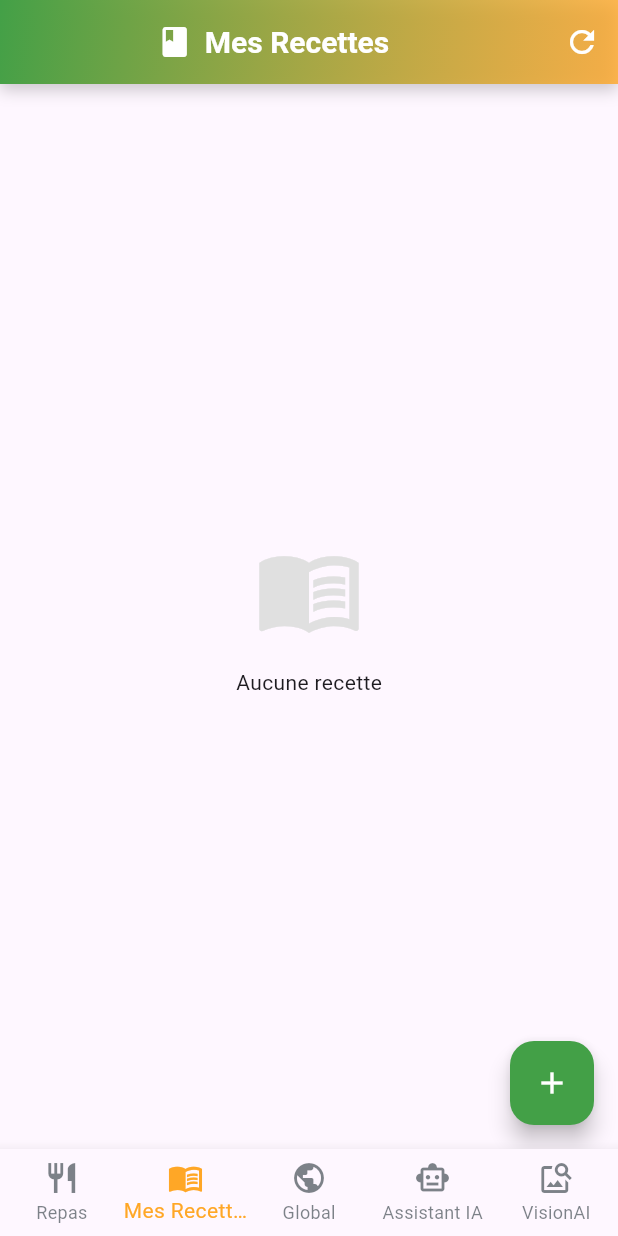
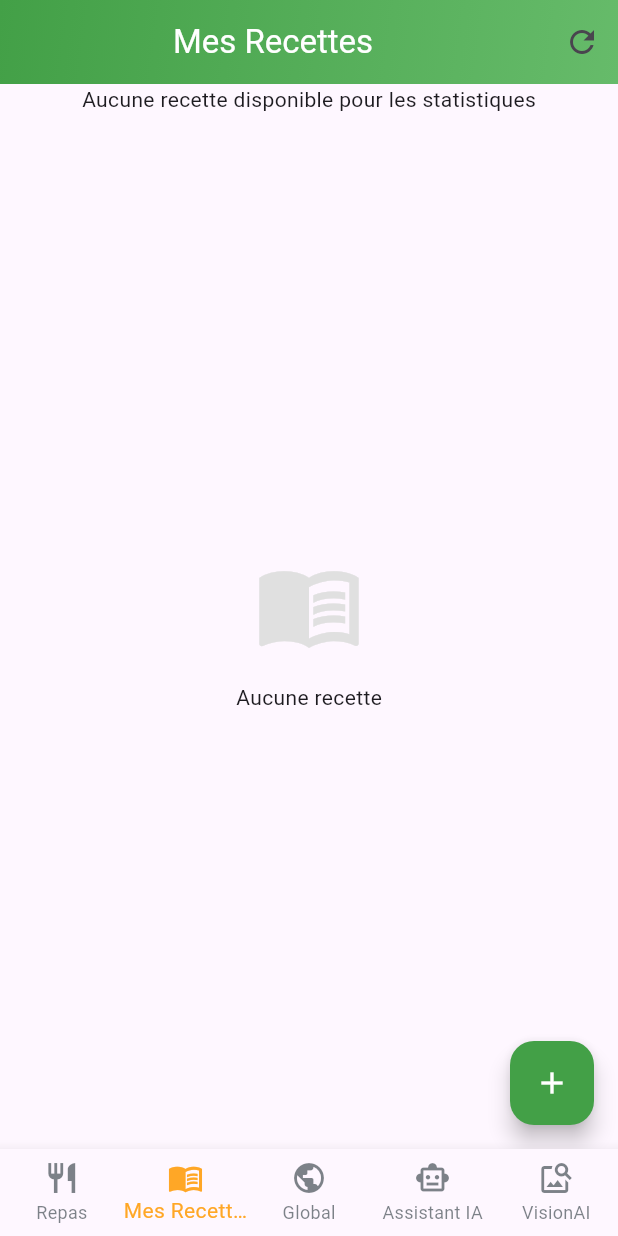
Before and after one commit to monta100/Projet_Mobile, a Flutter app: the screen it shows after launch, item 2 of the bottom bar chosen, on a phone screen of 412 x 824 dp. Run offline on Flutter 3.47's test engine with Material 3 defaults, Android fonts, the light colour scheme and no system bars; our stand-ins replace animate_do, flutter_tts, image_picker, shared_preferences, sqflite; accounts and stored records are empty.

Commit message:
Add sorting and summary stats to recipe screen
Introduced a dropdown for sorting recipes by name or calories and added a summary section displaying published, draft counts, and average calories. Refactored the grid view and improved error handling and UI consistency.

```diff
--- a/app_nutrition/lib/Screens/my_recettes_screen.dart
+++ b/app_nutrition/lib/Screens/my_recettes_screen.dart
@@ -29,6 +29,8 @@ class _MyRecettesScreenState extends State<MyRecettesScreen> {
   bool _isRefreshing = false; // Indicateur pour l'animation de rafraîchissement
   String _searchQuery = '';
 
+  String _sortOption = 'Nom (A-Z)';
+
   @override
   void initState() {
     super.initState();
@@ -46,7 +48,7 @@ class _MyRecettesScreenState extends State<MyRecettesScreen> {
     super.dispose();
   }
 
-  void _load() {
+  Future<void> _load() async {
     setState(() {
       _future = _service.getUserRecettes(_currentUserId);
     });
@@ -105,6 +107,51 @@ class _MyRecettesScreenState extends State<MyRecettesScreen> {
     }
   }
 
+  void _sortRecettes(List<Recette> recettes) {
+    switch (_sortOption) {
+      case 'Nom (A-Z)':
+        recettes.sort((a, b) => a.nom.compareTo(b.nom));
+        break;
+      case 'Nom (Z-A)':
+        recettes.sort((a, b) => b.nom.compareTo(a.nom));
+        break;
+      case 'Calories (croissant)':
+        recettes.sort((a, b) => a.calories.compareTo(b.calories));
+        break;
+      case 'Calories (décroissant)':
+        recettes.sort((a, b) => b.calories.compareTo(a.calories));
+        break;
+    }
+  }
+
+  Widget _buildSortDropdown() {
+    return Padding(
+      padding: const EdgeInsets.all(8.0),
+      child: DropdownButton<String>(
+        value: _sortOption,
+        onChanged: (value) {
+          if (value != null) {
+            setState(() {
+              _sortOption = value;
+            });
+          }
+        },
+        items: const [
+          DropdownMenuItem(value: 'Nom (A-Z)', child: Text('Nom (A-Z)')),
+          DropdownMenuItem(value: 'Nom (Z-A)', child: Text('Nom (Z-A)')),
+          DropdownMenuItem(
+            value: 'Calories (croissant)',
+            child: Text('Calories (croissant)'),
+          ),
+          DropdownMenuItem(
+            value: 'Calories (décroissant)',
+            child: Text('Calories (décroissant)'),
+          ),
+        ],
+      ),
+    );
+  }
+
   double _aspectFor(int crossAxisCount) {
     if (crossAxisCount <= 2) return 0.8;
     if (crossAxisCount == 3) return 0.85;
@@ -118,43 +165,23 @@ class _MyRecettesScreenState extends State<MyRecettesScreen> {
         title: Row(
           mainAxisAlignment: MainAxisAlignment.center,
           children: [
-            const Icon(Icons.book, color: Colors.white),
-            const SizedBox(width: 8),
-            Text(
-              'Mes Recettes',
-              style: const TextStyle(
-                fontFamily: 'Roboto',
-                fontWeight: FontWeight.bold,
-                fontSize: 20,
-                color: Colors.white,
-              ),
-            ),
+            const Text('Mes Recettes', style: TextStyle(color: Colors.white)),
           ],
         ),
         centerTitle: true,
         actions: [
           IconButton(
-            icon: const Icon(Icons.refresh, color: Colors.white),
             onPressed: _load, // Reload recipes
+            icon: const Icon(Icons.refresh),
           ),
         ],
         flexibleSpace: Container(
-          decoration: BoxDecoration(
+          decoration: const BoxDecoration(
             gradient: LinearGradient(
-              colors: [
-                AppColors.primaryColor,
-                AppColors.accentColor.withOpacity(0.8),
-              ],
+              colors: [AppColors.primaryColor, AppColors.secondaryColor],
               begin: Alignment.topLeft,
               end: Alignment.bottomRight,
             ),
-            boxShadow: [
-              BoxShadow(
-                color: Colors.black.withOpacity(0.2),
-                blurRadius: 8,
-                offset: const Offset(0, 4),
-              ),
-            ],
           ),
         ),
         elevation: 0,
@@ -166,49 +193,34 @@ class _MyRecettesScreenState extends State<MyRecettesScreen> {
       ),
       body: Column(
         children: [
-          // _buildHeader(), // Removed undefined method call
+          _buildSummarySection(),
           Expanded(
             child: FutureBuilder<List<Recette>>(
               future: _future,
               builder: (context, snapshot) {
                 if (snapshot.connectionState == ConnectionState.waiting) {
                   return const Center(child: CircularProgressIndicator());
-                }
-                final allRecettes = snapshot.data ?? [];
-                final filteredList = allRecettes.where((r) {
-                  final matchesSearch = r.nom.toLowerCase().contains(
-                    _searchQuery.toLowerCase(),
-                  );
-                  final matchesFilter = !_showOnlyDrafts || r.publie == 0;
-                  return matchesSearch && matchesFilter;
-                }).toList();
-
-                if (filteredList.isEmpty) {
+                } else if (snapshot.hasError) {
+                  return const Center(child: Text('Erreur de chargement'));
+                } else if (!snapshot.hasData || snapshot.data!.isEmpty) {
                   return const _Empty();
                 }
-                return LayoutBuilder(
-                  builder: (context, constraints) {
-                    final crossAxisCount = constraints.maxWidth < 500
-                        ? 2
-                        : constraints.maxWidth < 800
-                        ? 3
-                        : 4;
-                    final aspect = _aspectFor(crossAxisCount);
-                    return GridView.builder(
-                      padding: const EdgeInsets.all(12),
-                      gridDelegate: SliverGridDelegateWithFixedCrossAxisCount(
-                        crossAxisCount: crossAxisCount,
-                        crossAxisSpacing: 12,
-                        mainAxisSpacing: 12,
-                        childAspectRatio: aspect,
-                      ),
-                      itemCount: filteredList.length,
-                      itemBuilder: (context, i) => _RecetteCard(
-                        recette: filteredList[i],
-                        onTogglePublish: () => _togglePublish(filteredList[i]),
-                        onDelete: () => _deleteRecette(filteredList[i]),
-                        onEdit: () => _showEditRecette(filteredList[i]),
-                      ),
+
+                final recettes = snapshot.data!;
+
+                return GridView.builder(
+                  gridDelegate: SliverGridDelegateWithFixedCrossAxisCount(
+                    crossAxisCount: 2,
+                    childAspectRatio: _aspectFor(2),
+                  ),
+                  itemCount: recettes.length,
+                  itemBuilder: (context, index) {
+                    final recette = recettes[index];
+                    return _RecetteCard(
+                      recette: recette,
+                      onTogglePublish: () => _togglePublish(recette),
+                      onEdit: () => _showEditRecette(recette),
+                      onDelete: () => _deleteRecette(recette),
                     );
                   },
                 );
@@ -220,7 +232,79 @@ class _MyRecettesScreenState extends State<MyRecettesScreen> {
     );
   }
 
-  // Remove extra closing brace
+  Widget _buildSummarySection() {
+    return FutureBuilder<List<Recette>>(
+      future: _future,
+      builder: (context, snapshot) {
+        if (snapshot.connectionState == ConnectionState.waiting) {
+          return const Center(child: CircularProgressIndicator());
+        } else if (snapshot.hasError) {
+          return const Center(
+            child: Text('Erreur de chargement des statistiques'),
+          );
+        } else if (!snapshot.hasData || snapshot.data!.isEmpty) {
+          return const Center(
+            child: Text('Aucune recette disponible pour les statistiques'),
+          );
+        }
+
+        final allRecettes = snapshot.data ?? [];
+        final publishedCount = allRecettes.where((r) => r.publie == 1).length;
+        final draftCount = allRecettes.length - publishedCount;
+        final averageCalories = allRecettes.isNotEmpty
+            ? allRecettes.map((r) => r.calories).reduce((a, b) => a + b) /
+                  allRecettes.length
+            : 0;
+
+        return Padding(
+          padding: const EdgeInsets.all(16.0),
+          child: Row(
+            mainAxisAlignment: MainAxisAlignment.spaceEvenly,
+            children: [
+              _buildStatCard(
+                'Publiées',
+                publishedCount.toString(),
+                Icons.check_circle,
+                color: Colors.green,
+              ),
+              _buildStatCard(
+                'Brouillons',
+                draftCount.toString(),
+                Icons.edit,
+                color: Colors.orange,
+              ),
+              _buildStatCard(
+                'Calories Moy.',
+                averageCalories.toStringAsFixed(1),
+                Icons.local_fire_department,
+                color: Colors.red,
+              ),
+            ],
+          ),
+        );
+      },
+    );
+  }
+
+  Widget _buildStatCard(
+    String title,
+    String value,
+    IconData icon, {
+    Color color = Colors.blue,
+  }) {
+    return Column(
+      children: [
+        Icon(icon, color: color, size: 28),
+        const SizedBox(height: 8),
+        Text(
+          value,
+          style: const TextStyle(fontSize: 18, fontWeight: FontWeight.bold),
+        ),
+        const SizedBox(height: 4),
+        Text(title, style: const TextStyle(fontSize: 14, color: Colors.grey)),
+      ],
+    );
+  }
 }
 
 class _RecetteCard extends StatelessWidget {
```
